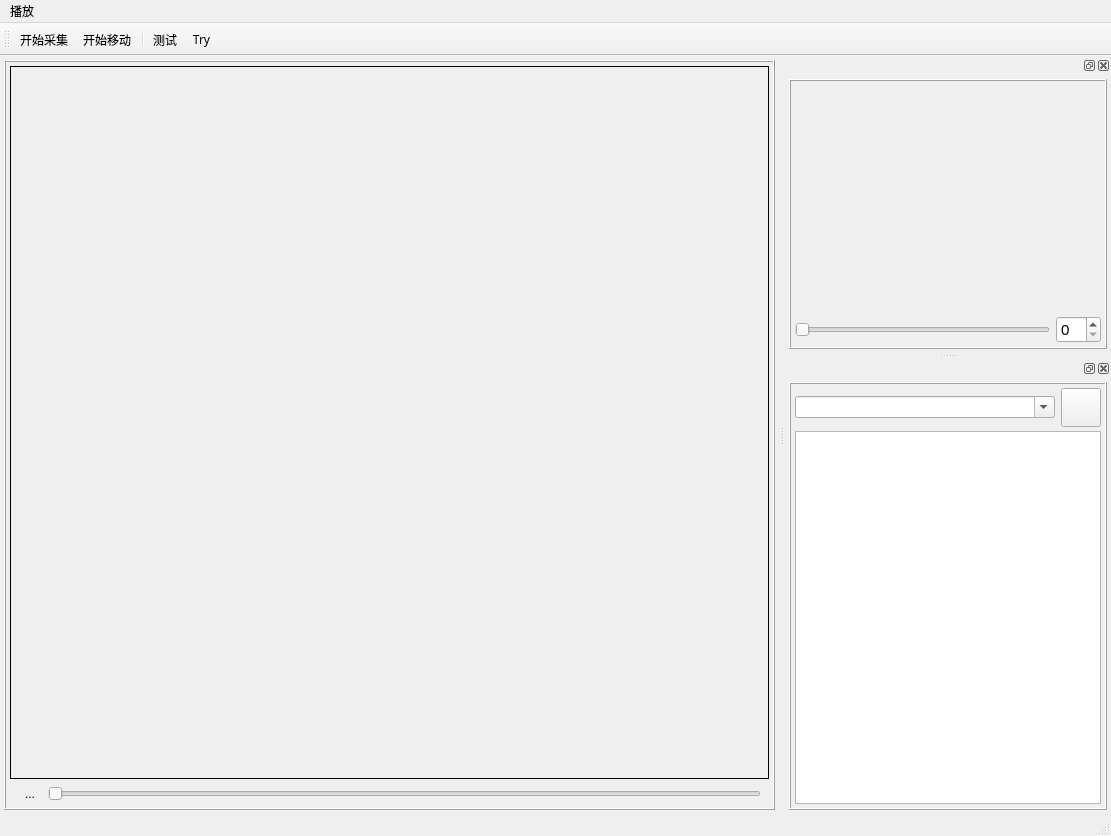
First picture: the form in MeasureOne/measureone.ui, repository CastleWei/MesureOne, before the edit.
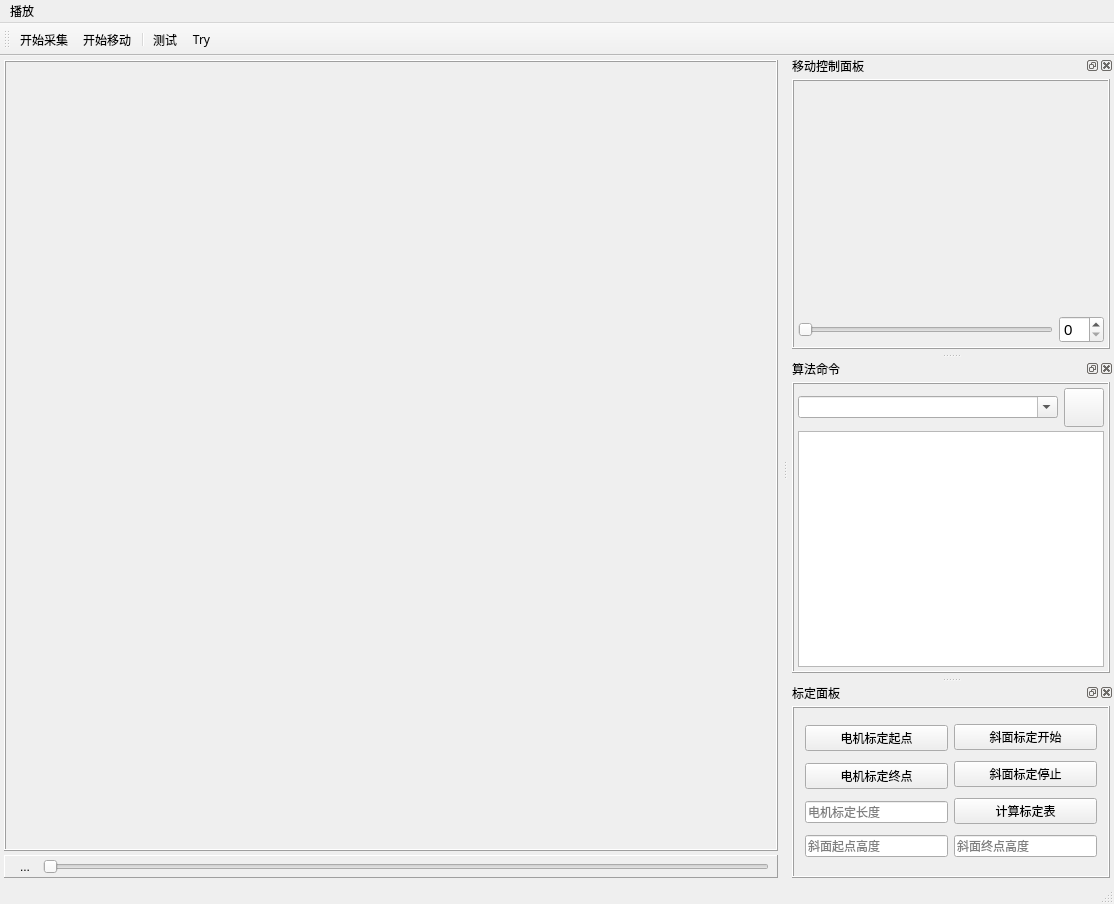
Second picture: the form after the edit. Icons and pictures are not drawn.

The edit to the form file:
```diff
--- a/MeasureOne/measureone.ui
+++ b/MeasureOne/measureone.ui
@@ -6,15 +6,18 @@
    <rect>
     <x>0</x>
     <y>0</y>
-    <width>1111</width>
-    <height>836</height>
+    <width>1114</width>
+    <height>904</height>
    </rect>
   </property>
   <property name="windowTitle">
    <string>MeasureOne</string>
   </property>
   <widget class="QWidget" name="centralWidget">
-   <layout class="QHBoxLayout" name="horizontalLayout">
+   <layout class="QVBoxLayout" name="verticalLayout_6">
+    <property name="spacing">
+     <number>4</number>
+    </property>
     <property name="leftMargin">
      <number>4</number>
     </property>
@@ -49,14 +52,11 @@
         <rect>
          <x>0</x>
          <y>0</y>
-         <width>756</width>
-         <height>679</height>
+         <width>759</width>
+         <height>687</height>
         </rect>
        </property>
        <layout class="QVBoxLayout" name="verticalLayout_2">
-        <property name="spacing">
-         <number>4</number>
-        </property>
         <property name="leftMargin">
          <number>4</number>
         </property>
@@ -78,15 +78,26 @@
            </sizepolicy>
           </property>
           <property name="frameShape">
-           <enum>QFrame::Box</enum>
+           <enum>QFrame::NoFrame</enum>
           </property>
           <property name="text">
            <string/>
           </property>
          </widget>
         </item>
+       </layout>
+      </widget>
+     </widget>
+    </item>
         <item>
-         <layout class="QHBoxLayout" name="playBar">
+     <widget class="QFrame" name="playBar">
+      <property name="frameShape">
+       <enum>QFrame::Panel</enum>
+      </property>
+      <property name="frameShadow">
+       <enum>QFrame::Raised</enum>
+      </property>
+      <layout class="QHBoxLayout" name="horizontalLayout">
           <property name="leftMargin">
            <number>8</number>
           </property>
@@ -131,15 +142,18 @@
           </item>
           <item>
            <widget class="QSlider" name="sliderProgress">
+         <property name="maximum">
+          <number>100</number>
+         </property>
+         <property name="tracking">
+          <bool>false</bool>
+         </property>
             <property name="orientation">
              <enum>Qt::Horizontal</enum>
             </property>
            </widget>
           </item>
          </layout>
-        </item>
-       </layout>
-      </widget>
      </widget>
     </item>
    </layout>
@@ -149,7 +163,7 @@
     <rect>
      <x>0</x>
      <y>0</y>
-     <width>1111</width>
+     <width>1114</width>
      <height>30</height>
     </rect>
    </property>
@@ -204,6 +218,9 @@
      <verstretch>0</verstretch>
     </sizepolicy>
    </property>
+   <property name="windowTitle">
+    <string>移动控制面板</string>
+   </property>
    <attribute name="dockWidgetArea">
     <number>2</number>
    </attribute>
@@ -451,6 +468,9 @@
      <verstretch>0</verstretch>
     </sizepolicy>
    </property>
+   <property name="windowTitle">
+    <string>算法命令</string>
+   </property>
    <attribute name="dockWidgetArea">
     <number>2</number>
    </attribute>
@@ -549,6 +569,114 @@
     </layout>
    </widget>
   </widget>
+  <widget class="QDockWidget" name="dockWidget_2">
+   <property name="windowTitle">
+    <string>标定面板</string>
+   </property>
+   <attribute name="dockWidgetArea">
+    <number>2</number>
+   </attribute>
+   <widget class="QWidget" name="dockWidgetContents_2">
+    <layout class="QVBoxLayout" name="verticalLayout_8">
+     <property name="spacing">
+      <number>4</number>
+     </property>
+     <property name="leftMargin">
+      <number>4</number>
+     </property>
+     <property name="topMargin">
+      <number>4</number>
+     </property>
+     <property name="rightMargin">
+      <number>4</number>
+     </property>
+     <property name="bottomMargin">
+      <number>4</number>
+     </property>
+     <item>
+      <widget class="QFrame" name="frame_3">
+       <property name="frameShape">
+        <enum>QFrame::Box</enum>
+       </property>
+       <property name="frameShadow">
+        <enum>QFrame::Raised</enum>
+       </property>
+       <property name="lineWidth">
+        <number>1</number>
+       </property>
+       <layout class="QHBoxLayout" name="horizontalLayout_6">
+        <item>
+         <layout class="QVBoxLayout" name="verticalLayout_7">
+          <item>
+           <widget class="QPushButton" name="btnCaliA">
+            <property name="text">
+             <string>电机标定起点</string>
+            </property>
+           </widget>
+          </item>
+          <item>
+           <widget class="QPushButton" name="btnCaliB">
+            <property name="text">
+             <string>电机标定终点</string>
+            </property>
+           </widget>
+          </item>
+          <item>
+           <widget class="QLineEdit" name="edtCaliLen">
+            <property name="placeholderText">
+             <string>电机标定长度</string>
+            </property>
+           </widget>
+          </item>
+          <item>
+           <widget class="QLineEdit" name="edtCaliZ0">
+            <property name="placeholderText">
+             <string>斜面起点高度</string>
+            </property>
+           </widget>
+          </item>
+         </layout>
+        </item>
+        <item>
+         <layout class="QVBoxLayout" name="verticalLayout_9">
+          <item>
+           <widget class="QPushButton" name="btnCaliGo">
+            <property name="text">
+             <string>斜面标定开始</string>
+            </property>
+           </widget>
+          </item>
+          <item>
+           <widget class="QPushButton" name="btnCaliStop">
+            <property name="text">
+             <string>斜面标定停止</string>
+            </property>
+           </widget>
+          </item>
+          <item>
+           <widget class="QPushButton" name="btnCaliCalc">
+            <property name="text">
+             <string>计算标定表</string>
+            </property>
+           </widget>
+          </item>
+          <item>
+           <widget class="QLineEdit" name="edtCaliZe">
+            <property name="placeholderText">
+             <string>斜面终点高度</string>
+            </property>
+           </widget>
+          </item>
+         </layout>
+        </item>
+       </layout>
+      </widget>
+     </item>
+    </layout>
+    <zorder>frame</zorder>
+    <zorder>frame_3</zorder>
+   </widget>
+  </widget>
   <action name="actCapture">
    <property name="checkable">
     <bool>true</bool>
```
Left out of the diff: 2 changed lines with no effect on the pictures. Lines whose indentation alone changed are shown as unchanged.
